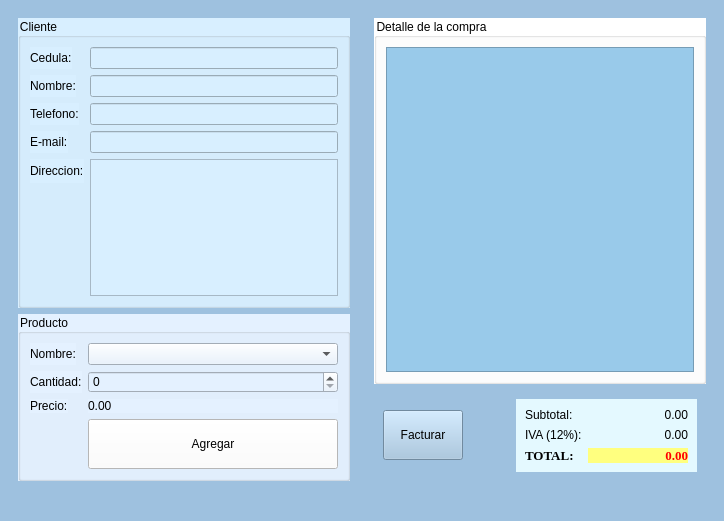
This is tienda.ui in Erik68e/P59-Qt-Tienda as Qt 5 draws it before an edit. The edited form follows.
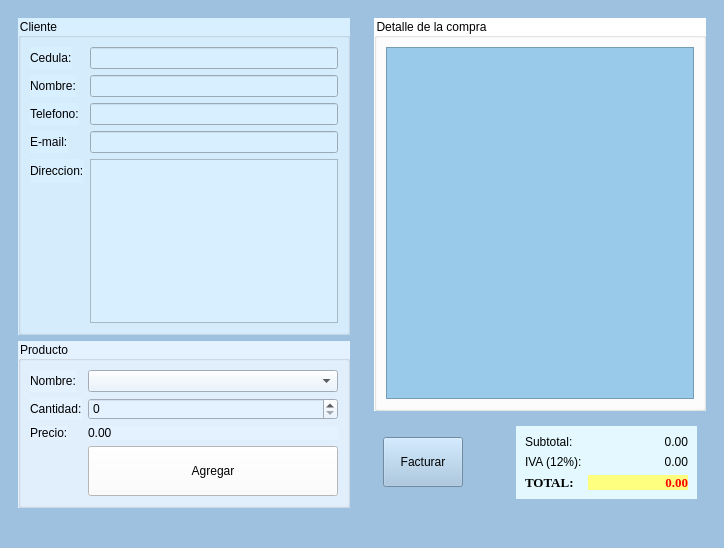
This is the edited form. Icons and pictures are not drawn.

```diff
--- a/tienda.ui
+++ b/tienda.ui
@@ -7,9 +7,15 @@
     <x>0</x>
     <y>0</y>
     <width>724</width>
-    <height>521</height>
+    <height>548</height>
    </rect>
   </property>
+  <property name="maximumSize">
+   <size>
+    <width>927</width>
+    <height>16777215</height>
+   </size>
+  </property>
   <property name="windowTitle">
    <string>Tienda</string>
   </property>
```
Left out of the diff: 12 changed lines with no effect on the pictures.
